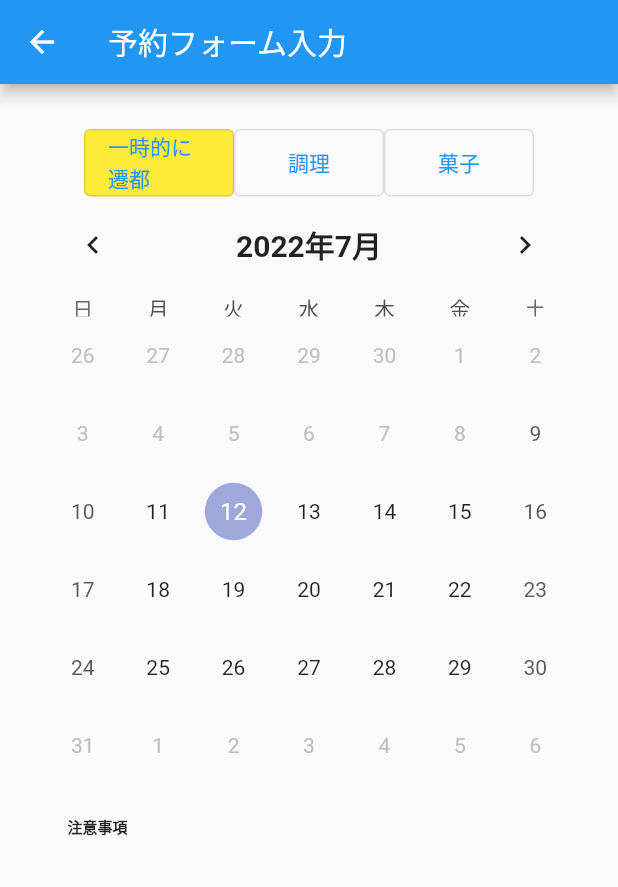
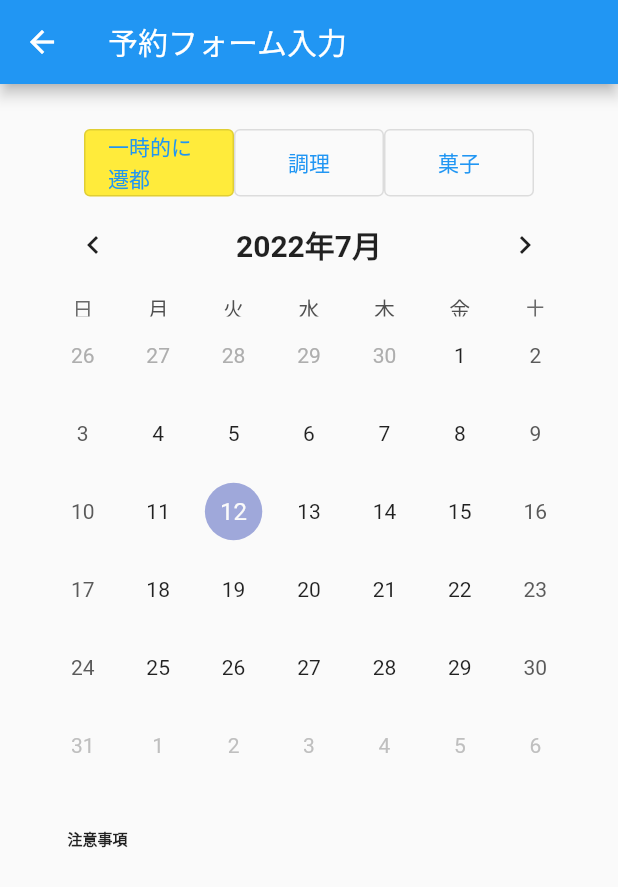
Before and after one commit to Issei-Hiramatsu/yoyakuform, a Flutter app: the screen it shows after launch, after a tap on "ログイン", on a phone screen of 412 x 824 dp. Shown: the top 887 px of the screen. Run offline on Flutter 3.47's test engine with Material 2 defaults, Android fonts, the phone set to English and light mode, and no system bars; drawn by our look-alikes of table_calendar.

Commit message:
コメント追加など

```diff
--- a/flutter_untitle/lib/booking_top.dart
+++ b/flutter_untitle/lib/booking_top.dart
@@ -1,10 +1,15 @@
+import 'package:flutter/cupertino.dart';
 import 'package:flutter/material.dart';
 import 'package:table_calendar/table_calendar.dart';
 import 'confirm.page.dart';
 
+//カレンダー
 DateTime _focused = DateTime.now();
-DateTime? _selected; //
+DateTime? _selected;
+DateTime? _rangeStart;
+DateTime? _rangeEnd;
 
+//動的にするからStateful
 class BookingPage extends StatefulWidget {
   const BookingPage({Key? key}) : super(key: key);
   @override
@@ -71,17 +76,36 @@ class _BookingPage extends State {
             //カレンダー表示
             Padding(
               padding: const EdgeInsets.only(right: 30.0, left: 30.0),
+              child: SizedBox(
+                height: 400.0,
                 child: TableCalendar(
-                firstDay: DateTime.utc(2022, 7, 9),
+                  firstDay: DateTime.utc(2019, 7, 9),
                   lastDay: DateTime.utc(2022, 7, 30),
-                //headerVisible: false, //カレンダーのヘッダー部分を消した
                   locale: 'ja_JP', //日本語化
+                  calendarFormat: CalendarFormat.month,
+                  rangeStartDay: _rangeStart,
+                  rangeEndDay: _rangeEnd,
+                  sixWeekMonthsEnforced: true, //常に六週間表示にする
+                  shouldFillViewport: true,
                   headerStyle: const HeaderStyle(
                     titleCentered: true, //年月を中央よせする
                     formatButtonVisible: false, //2weekのボタンをけす
                     titleTextStyle: //タイトルの文字の大きさを変える
                         TextStyle(fontWeight: FontWeight.w700, fontSize: 20.0),
                   ),
+                  //カレンダーデコレーション
+                  calendarStyle: const CalendarStyle(
+                    selectedDecoration: BoxDecoration(
+                      color: Colors.blue,
+                      shape: BoxShape.circle,
+                    ),
+                    selectedTextStyle: TextStyle(
+                        fontSize: 20,
+                        color: Colors.white,
+                        fontWeight: FontWeight.normal),
+                  ),
+
+                  //カレンダーを選択可能にする
                   selectedDayPredicate: (day) {
                     return isSameDay(_selected, day);
                   },
@@ -93,7 +117,10 @@ class _BookingPage extends State {
                       });
                     }
                   },
+                  //カレンダーに丸をつける
+
                   focusedDay: _focused,
+                ),
               ),
             ),
             Row(
```
Also changed, not shown: 1 other file. Lines whose indentation alone changed are shown as unchanged.
